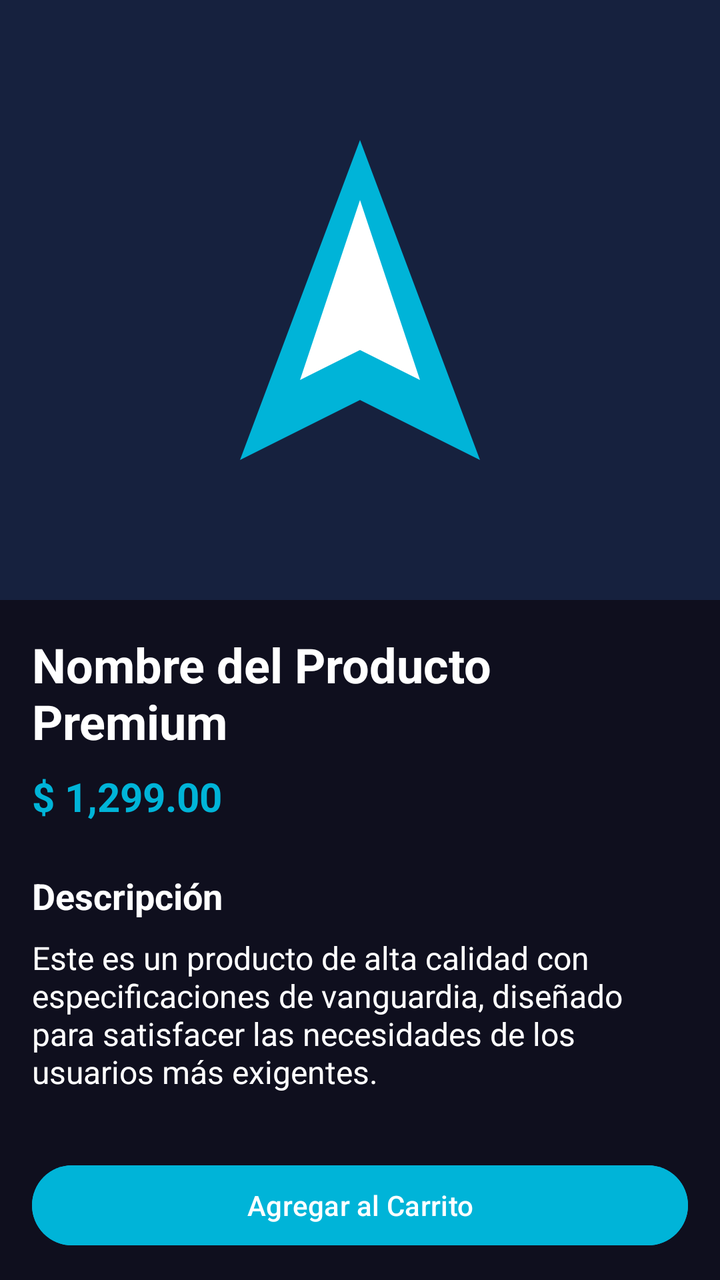
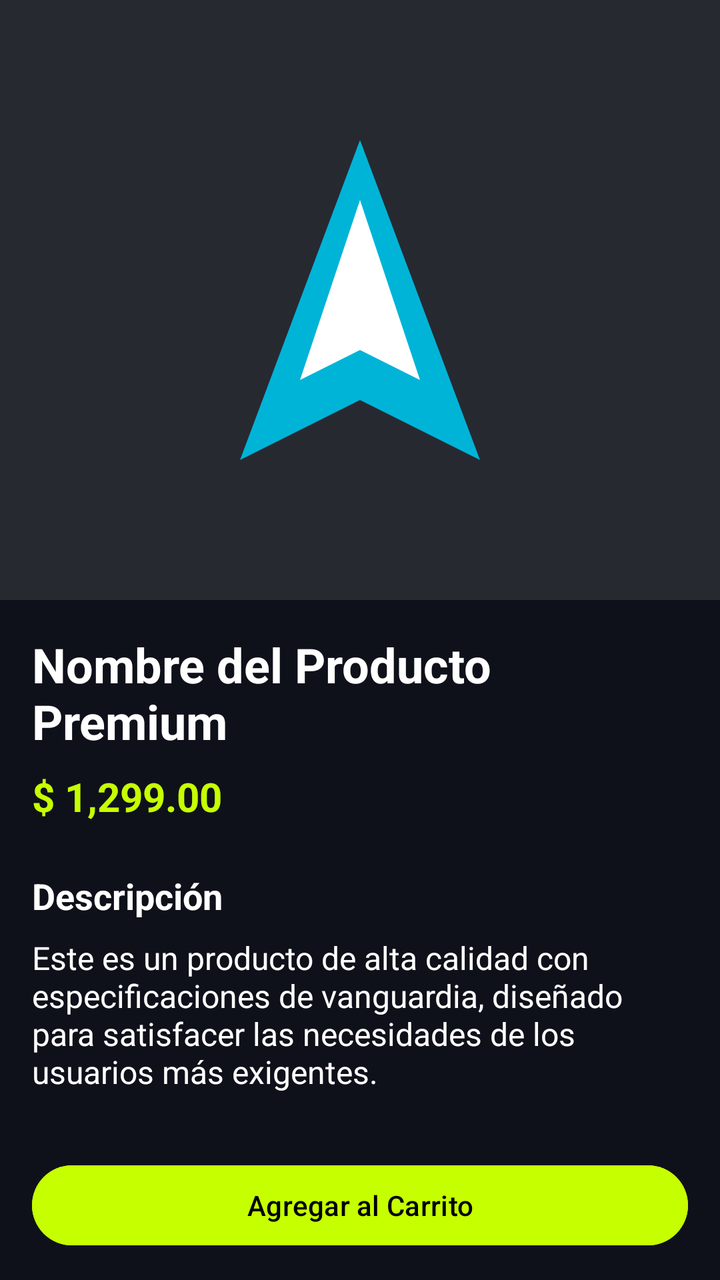

Two renders of the same Android screen: before a commit and after it. Below are the layout's source before the change and the commit's diff.
<!-- AndroidManifest.xml: application theme Theme.VoltCore -->
<!-- res/layout/fragment_product_detail.xml -->
<?xml version="1.0" encoding="utf-8"?>
<androidx.core.widget.NestedScrollView xmlns:android="http://schemas.android.com/apk/res/android"
    xmlns:app="http://schemas.android.com/apk/res-auto"
    android:layout_width="match_parent"
    android:layout_height="match_parent"
    android:background="@color/colorBackground">

    <LinearLayout
        android:layout_width="match_parent"
        android:layout_height="wrap_content"
        android:orientation="vertical">

        <ImageView
            android:layout_width="match_parent"
            android:layout_height="300dp"
            android:scaleType="centerInside"
            android:src="@drawable/ic_voltcore_logo"
            android:background="@color/colorSurface"
            android:contentDescription="Imagen del producto" />

        <LinearLayout
            android:layout_width="match_parent"
            android:layout_height="wrap_content"
            android:orientation="vertical"
            android:padding="@dimen/margin_standard">

            <TextView
                android:layout_width="match_parent"
                android:layout_height="wrap_content"
                android:text="Nombre del Producto Premium"
                android:textColor="@color/white"
                android:textSize="24sp"
                android:textStyle="bold" />

            <TextView
                android:layout_width="match_parent"
                android:layout_height="wrap_content"
                android:layout_marginTop="8dp"
                android:text="$ 1,299.00"
                android:textColor="@color/colorElectricTeal"
                android:textSize="20sp"
                android:textStyle="bold" />

            <TextView
                android:layout_width="match_parent"
                android:layout_height="wrap_content"
                android:layout_marginTop="24dp"
                android:text="Descripción"
                android:textColor="@color/white"
                android:textSize="18sp"
                android:textStyle="bold" />

            <TextView
                android:layout_width="match_parent"
                android:layout_height="wrap_content"
                android:layout_marginTop="8dp"
                android:text="Este es un producto de alta calidad con especificaciones de vanguardia, diseñado para satisfacer las necesidades de los usuarios más exigentes."
                android:textColor="@color/white"
                android:textSize="16sp" />

            <Button
                android:id="@+id/btnBuyNow"
                android:layout_width="match_parent"
                android:layout_height="wrap_content"
                android:layout_marginTop="32dp"
                android:text="Agregar al Carrito"
                android:backgroundTint="@color/colorElectricTeal" />

        </LinearLayout>
    </LinearLayout>
</androidx.core.widget.NestedScrollView>
<!-- resources referenced by this layout -->
<resources>
  <color name="colorBackground">#0F0F1E</color>
  <color name="colorElectricTeal">#00B4D8</color>
  <color name="colorSurface">#16213E</color>
  <color name="white">#FFFFFFFF</color>
  <dimen name="margin_standard">16dp</dimen>
  <!-- drawable ic_voltcore_logo (drawable) -->
  <vector xmlns:android="http://schemas.android.com/apk/res/android"
      android:width="200dp"
      android:height="200dp"
      android:viewportWidth="200"
      android:viewportHeight="200">
      <path
          android:fillColor="#00B4D8"
          android:pathData="M100,20 L160,180 L100,150 L40,180 Z" />
      <path
          android:fillColor="#FFFFFF"
          android:pathData="M100,50 L130,140 L100,125 L70,140 Z" />
  </vector>
  <style name="Theme.VoltCore" parent="Base.Theme.VoltCore" />
  <style name="Base.Theme.VoltCore" parent="Theme.Material3.DayNight.NoActionBar">
          
          <item name="colorPrimary">@color/colorPrimary</item>
          <item name="colorSecondary">@color/colorElectricTeal</item>
          <item name="android:windowBackground">@color/colorBackground</item>
          <item name="colorSurface">@color/colorSurface</item>
          <item name="colorOnSurface">@color/colorOnSurface</item>
      </style>
  <color name="colorPrimary">#1A1A2E</color>
  <color name="colorOnSurface">#FFFFFF</color>
</resources>

<!-- the commit's change to res/layout/fragment_product_detail.xml (unified diff, before → after) -->
@@ -64,7 +64,8 @@
                 android:layout_height="wrap_content"
                 android:layout_marginTop="32dp"
                 android:text="Agregar al Carrito"
-                android:backgroundTint="@color/colorElectricTeal" />
+                android:backgroundTint="@color/volt_primary"
+                android:textColor="@color/black" />
 
         </LinearLayout>
     </LinearLayout>
<!-- resource entries referenced after the edit -->
@@ -1,8 +1,10 @@
 <!-- resources referenced by this layout -->
 <resources>
-  <color name="colorBackground">#0F0F1E</color>
-  <color name="colorElectricTeal">#00B4D8</color>
-  <color name="colorSurface">#16213E</color>
+  <color name="black">#FF000000</color>
+  <color name="colorBackground">@color/volt_background</color>
+  <color name="colorElectricTeal">@color/volt_primary</color>
+  <color name="colorSurface">@color/glass_surface</color>
+  <color name="volt_primary">#C6FF00</color>
   <color name="white">#FFFFFFFF</color>
   <dimen name="margin_standard">16dp</dimen>
   <!-- drawable ic_voltcore_logo (drawable) -->
@@ -19,15 +21,14 @@
           android:pathData="M100,50 L130,140 L100,125 L70,140 Z" />
   </vector>
   <style name="Theme.VoltCore" parent="Base.Theme.VoltCore" />
+  <color name="volt_background">#0F111A</color>
+  <color name="glass_surface">#1AFFFFFF</color>
   <style name="Base.Theme.VoltCore" parent="Theme.Material3.DayNight.NoActionBar">
           
-          <item name="colorPrimary">@color/colorPrimary</item>
-          <item name="colorSecondary">@color/colorElectricTeal</item>
-          <item name="android:windowBackground">@color/colorBackground</item>
-          <item name="colorSurface">@color/colorSurface</item>
-          <item name="colorOnSurface">@color/colorOnSurface</item>
+          <item name="colorPrimary">@color/volt_primary</item>
+          <item name="android:windowBackground">@color/volt_background</item>
+          <item name="colorSurface">@color/glass_surface</item>
+          <item name="colorOnSurface">@color/white</item>
       </style>
-  <color name="colorPrimary">#1A1A2E</color>
-  <color name="colorOnSurface">#FFFFFF</color>
 </resources>
 
